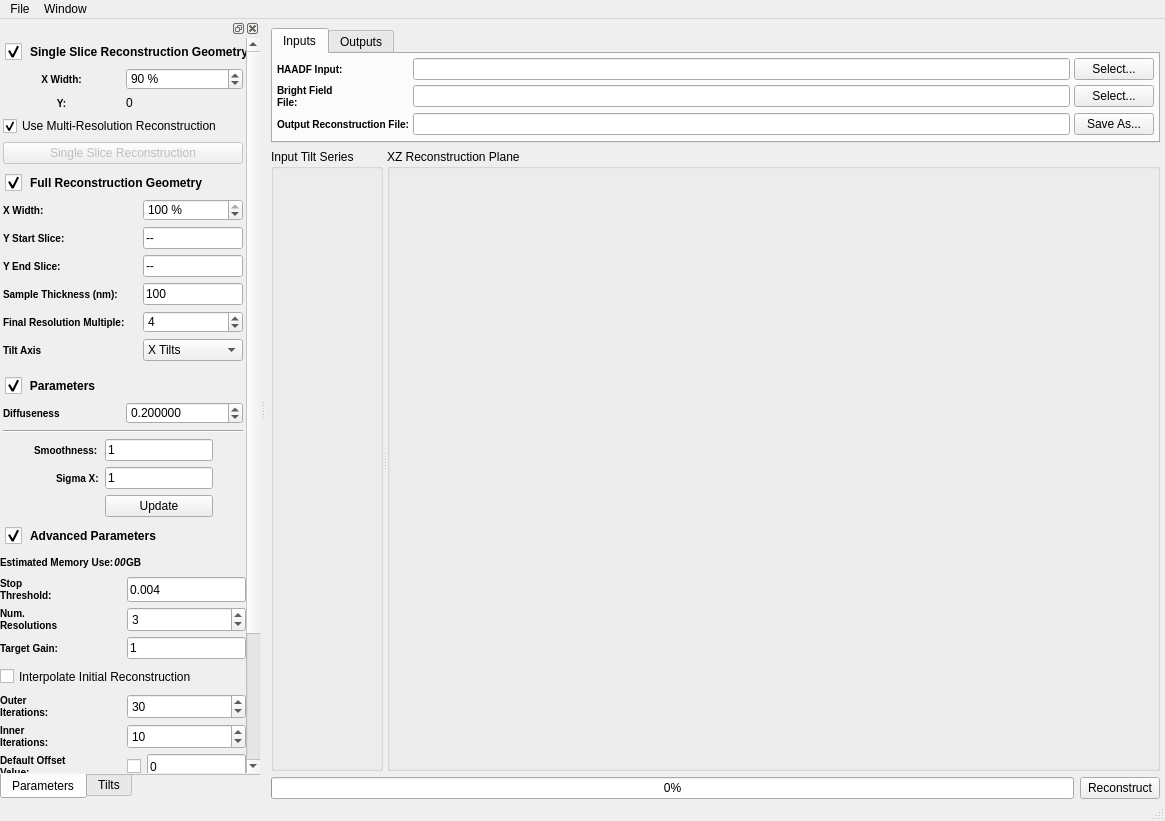
Old version of the form Code/Applications/TEMBIR/UI_Files/TEMBIRGui.ui in the repository OpenMBIR/OpenMBIR-TEM.
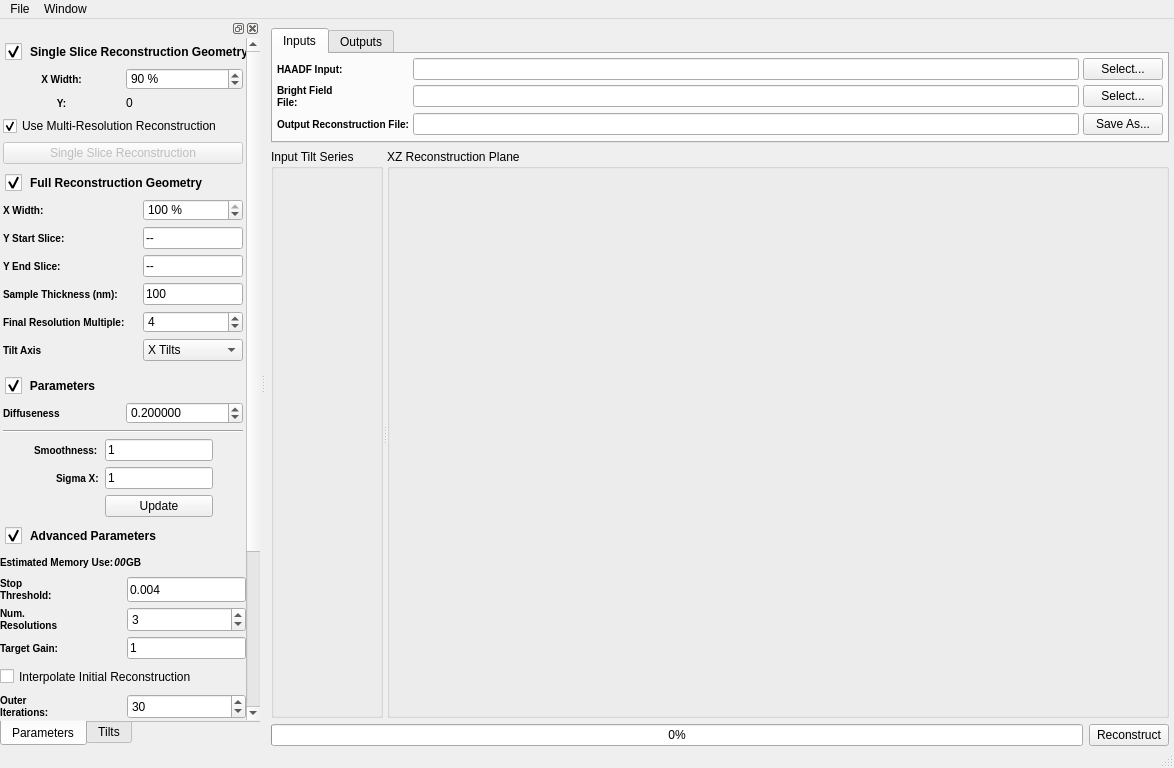
New version of the form. Icons and pictures are not drawn. Custom widgets are drawn as their Qt base class.

Commit message: Fixing Tab order of the widgets and setting the Window title for each application

```diff
--- a/Code/Applications/TEMBIR/UI_Files/TEMBIRGui.ui
+++ b/Code/Applications/TEMBIR/UI_Files/TEMBIRGui.ui
@@ -6,8 +6,8 @@
    <rect>
     <x>0</x>
     <y>0</y>
-    <width>1165</width>
-    <height>821</height>
+    <width>1174</width>
+    <height>768</height>
    </rect>
   </property>
   <property name="sizePolicy">
@@ -465,7 +465,7 @@
     <rect>
      <x>0</x>
      <y>0</y>
-     <width>1165</width>
+     <width>1174</width>
      <height>22</height>
     </rect>
    </property>
```
Left out of the diff: 49 changed lines with no effect on the pictures. The commit also changes 1 other file.
